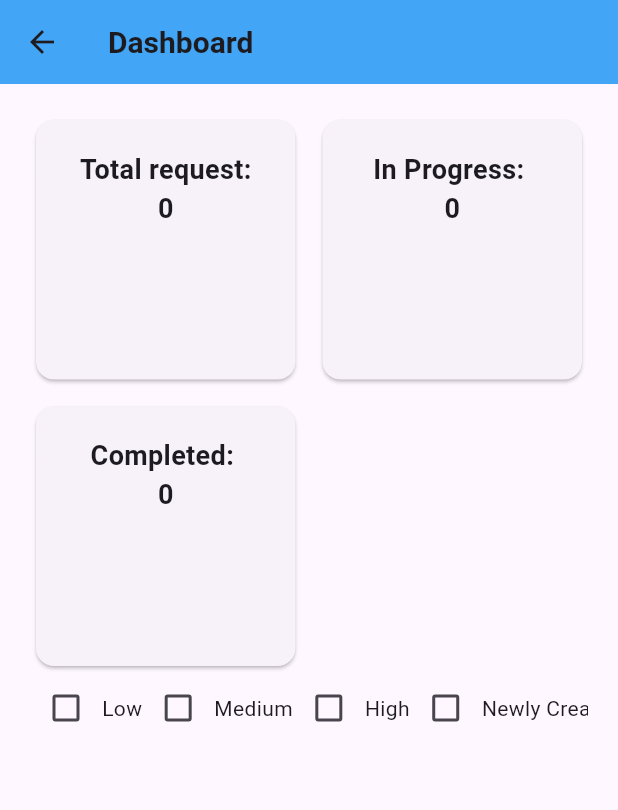
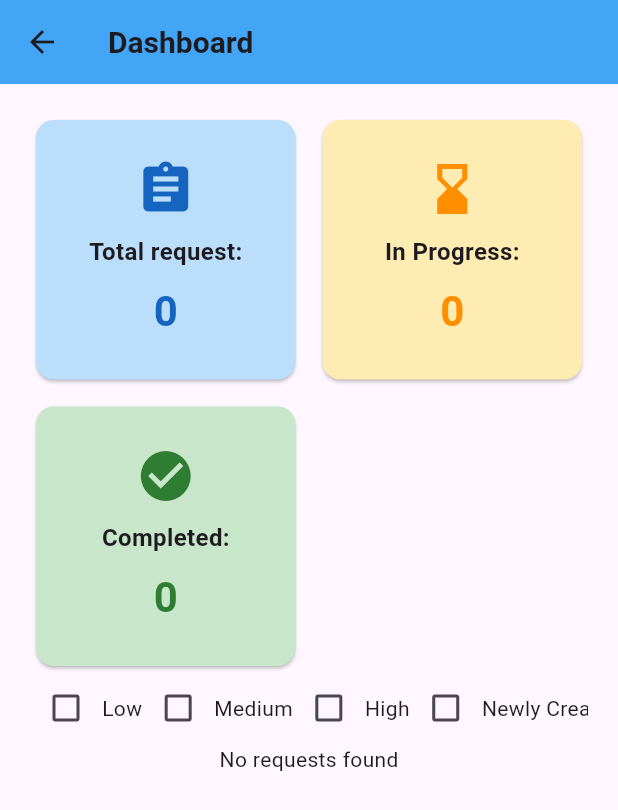
Before and after one commit to hoangchitrung/helpdesk-support-request-management, a Flutter app: the DashboardScreen screen opened directly, on a phone screen of 412 x 824 dp. Shown: the top 810 px of the screen. Run offline on Flutter 3.47's test engine with Material 3 defaults, Android fonts, the phone set to English and light mode, and no system bars; our stand-ins replace cloud_firestore, firebase_auth, firebase_core; accounts and stored records are empty; generated files the repository leaves out were written again.

Commit message:
filter for admin dashboard worked

```diff
--- a/src/lib/screens/admin/dashboard_screen.dart
+++ b/src/lib/screens/admin/dashboard_screen.dart
@@ -23,6 +23,8 @@ class _DashBoardState extends State<DashboardScreen> {
   bool isInProgress = false;
   bool isCompleted = false;
 
+  List<Requests> filteredRequests = [];
+
   Future<void> _loadStatistics() async {
     int inProgressCount = await RequestService().getInProgressRequests();
     int RequestCount = await RequestService().getRequests();
@@ -35,11 +37,46 @@ class _DashBoardState extends State<DashboardScreen> {
     });
   }
 
+  Future<void> _loadFilteredRequests() async {
+    // Collect priorities được tick
+    List<String> selectedPriorities = [];
+    List<String> selectedStatus = [];
+    List<Requests> filtered = [];
+
+    if (isLow) {
+      selectedPriorities.add('low');
+    } else if (isMedium) {
+      selectedPriorities.add('medium');
+    } else if (isHigh) {
+      selectedPriorities.add('high');
+    } else if (isNewlyCreated) {
+      selectedStatus.add('newly_created');
+    } else if (isInProgress) {
+      selectedStatus.add('in_progress');
+    } else if (isCompleted) {
+      selectedStatus.add('completed');
+    }
+
+    // Gọi service
+    if (selectedPriorities.isNotEmpty) {
+      filtered = await RequestService().loadRequestsByPriority(
+        selectedPriorities,
+      );
+    } else {
+      filtered = await RequestService().loadRequestsByStatus(selectedStatus);
+    }
+
+    setState(() {
+      filteredRequests = filtered;
+    });
+  }
+
   @override
   void initState() {
     // TODO: implement initState
     super.initState();
     _loadStatistics();
+    _loadFilteredRequests();
   }
 
   @override
@@ -64,23 +101,33 @@ class _DashBoardState extends State<DashboardScreen> {
               mainAxisSpacing: 10,
               children: [
                 Card(
+                  color: Colors.blue[100],
                   child: Padding(
                     padding: EdgeInsets.all(20),
                     child: Center(
                       child: Column(
+                        mainAxisAlignment: MainAxisAlignment.center,
                         children: [
+                          Icon(
+                            Icons.assignment,
+                            size: 40,
+                            color: Colors.blue[800],
+                          ),
+                          SizedBox(height: 10),
                           Text(
                             "Total request:",
                             style: TextStyle(
-                              fontSize: 18,
+                              fontSize: 16,
                               fontWeight: FontWeight.bold,
                             ),
                           ),
+                          SizedBox(height: 8),
                           Text(
                             "$totalRequest",
                             style: TextStyle(
-                              fontSize: 18,
+                              fontSize: 28,
                               fontWeight: FontWeight.bold,
+                              color: Colors.blue[800],
                             ),
                           ),
                         ],
@@ -89,23 +136,33 @@ class _DashBoardState extends State<DashboardScreen> {
                   ),
                 ),
                 Card(
+                  color: Colors.amber[100],
                   child: Padding(
                     padding: EdgeInsets.all(20),
                     child: Center(
                       child: Column(
+                        mainAxisAlignment: MainAxisAlignment.center,
                         children: [
+                          Icon(
+                            Icons.hourglass_bottom,
+                            size: 40,
+                            color: Colors.amber[800],
+                          ),
+                          SizedBox(height: 10),
                           Text(
-                            "In Progress: ",
+                            "In Progress:",
                             style: TextStyle(
-                              fontSize: 18,
+                              fontSize: 16,
                               fontWeight: FontWeight.bold,
                             ),
                           ),
+                          SizedBox(height: 8),
                           Text(
                             "$totalInProgress",
                             style: TextStyle(
-                              fontSize: 18,
+                              fontSize: 28,
                               fontWeight: FontWeight.bold,
+                              color: Colors.amber[800],
                             ),
                           ),
                         ],
@@ -114,23 +171,33 @@ class _DashBoardState extends State<DashboardScreen> {
                   ),
                 ),
                 Card(
+                  color: Colors.green[100],
                   child: Padding(
                     padding: EdgeInsets.all(20),
                     child: Center(
                       child: Column(
+                        mainAxisAlignment: MainAxisAlignment.center,
                         children: [
+                          Icon(
+                            Icons.check_circle,
+                            size: 40,
+                            color: Colors.green[800],
+                          ),
+                          SizedBox(height: 10),
                           Text(
-                            "Completed: ",
+                            "Completed:",
                             style: TextStyle(
-                              fontSize: 18,
+                              fontSize: 16,
                               fontWeight: FontWeight.bold,
                             ),
                           ),
+                          SizedBox(height: 8),
                           Text(
                             "$totalCompleted",
                             style: TextStyle(
-                              fontSize: 18,
+                              fontSize: 28,
                               fontWeight: FontWeight.bold,
+                              color: Colors.green[800],
                             ),
                           ),
                         ],
@@ -152,6 +219,7 @@ class _DashBoardState extends State<DashboardScreen> {
                         onChanged: (bool? value) {
                           setState(() {
                             isLow = value!;
+                            _loadFilteredRequests();
                           });
                         },
                       ),
@@ -162,10 +230,11 @@ class _DashBoardState extends State<DashboardScreen> {
                     mainAxisSize: MainAxisSize.min,
                     children: [
                       Checkbox(
-                        value: isLow,
+                        value: isMedium,
                         onChanged: (bool? value) {
                           setState(() {
                             isMedium = value!;
+                            _loadFilteredRequests();
                           });
                         },
                       ),
@@ -176,10 +245,11 @@ class _DashBoardState extends State<DashboardScreen> {
                     mainAxisSize: MainAxisSize.min,
                     children: [
                       Checkbox(
-                        value: isLow,
+                        value: isHigh,
                         onChanged: (bool? value) {
                           setState(() {
                             isHigh = value!;
+                            _loadFilteredRequests();
                           });
                         },
                       ),
@@ -190,10 +260,11 @@ class _DashBoardState extends State<DashboardScreen> {
                     mainAxisSize: MainAxisSize.min,
                     children: [
                       Checkbox(
-                        value: isLow,
+                        value: isNewlyCreated,
                         onChanged: (bool? value) {
                           setState(() {
                             isNewlyCreated = value!;
+                            _loadFilteredRequests();
                           });
                         },
                       ),
@@ -204,10 +275,11 @@ class _DashBoardState extends State<DashboardScreen> {
                     mainAxisSize: MainAxisSize.min,
                     children: [
                       Checkbox(
-                        value: isLow,
+                        value: isInProgress,
                         onChanged: (bool? value) {
                           setState(() {
                             isInProgress = value!;
+                            _loadFilteredRequests();
                           });
                         },
                       ),
@@ -218,10 +290,11 @@ class _DashBoardState extends State<DashboardScreen> {
                     mainAxisSize: MainAxisSize.min,
                     children: [
                       Checkbox(
-                        value: isLow,
+                        value: isCompleted,
                         onChanged: (bool? value) {
                           setState(() {
                             isCompleted = value!;
+                            _loadFilteredRequests();
                           });
                         },
                       ),
@@ -239,15 +312,60 @@ class _DashBoardState extends State<DashboardScreen> {
                     return CircularProgressIndicator();
                   }
 
-                  List<Requests> requests = snapshot.data!;
+                  List<Requests> requests = filteredRequests.isNotEmpty
+                      ? filteredRequests
+                      : snapshot.data ?? [];
+
+                  if (requests.isEmpty) {
+                    return Text("No requests found");
+                  }
+
+                  // List<Requests> filter = snapshot.data!;
                   return ListView.builder(
                     itemCount: requests.length,
                     itemBuilder: (context, index) {
                       Requests request = requests[index];
                       return Card(
+                        color: request.priority.name == "low"
+                            ? Colors.blue[50]
+                            : request.priority.name == "medium"
+                            ? Colors.amber[50]
+                            : Colors.red[50],
                         child: Padding(
-                          padding: EdgeInsets.all(20),
-                          child: Text(request.content),
+                          padding: EdgeInsets.all(12),
+                          child: ListTile(
+                            leading: Icon(
+                              request.priority.name == "low"
+                                  ? Icons.trending_down
+                                  : request.priority.name == "medium"
+                                  ? Icons.trending_flat
+                                  : Icons.trending_up,
+                              color: request.priority.name == "low"
+                                  ? Colors.blue[800]
+                                  : request.priority.name == "medium"
+                                  ? Colors.amber[800]
+                                  : Colors.red[800],
+                              size: 30,
+                            ),
+                            title: Text(
+                              request.content,
+                              style: TextStyle(
+                                fontSize: 16,
+                                fontWeight: FontWeight.bold,
+                              ),
+                            ),
+                            subtitle: Text(
+                              "Priority: ${request.priority.name} | Status: ${request.status.name}",
+                              style: TextStyle(fontSize: 13),
+                            ),
+                            trailing: Text(
+                              "${request.submissionTime.day}/${request.submissionTime.month}/${request.submissionTime.year}",
+                              style: TextStyle(
+                                fontSize: 12,
+                                color: Colors.grey[700],
+                              ),
+                            ),
+                          ),
                         ),
                       );
                     },
```
Also changed, not shown: src/lib/services/request_service.dart (+21 -10 lines).
